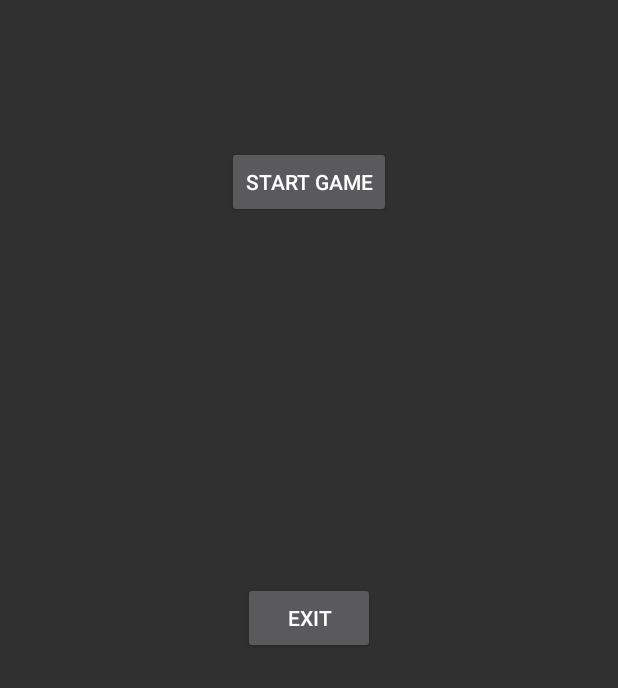
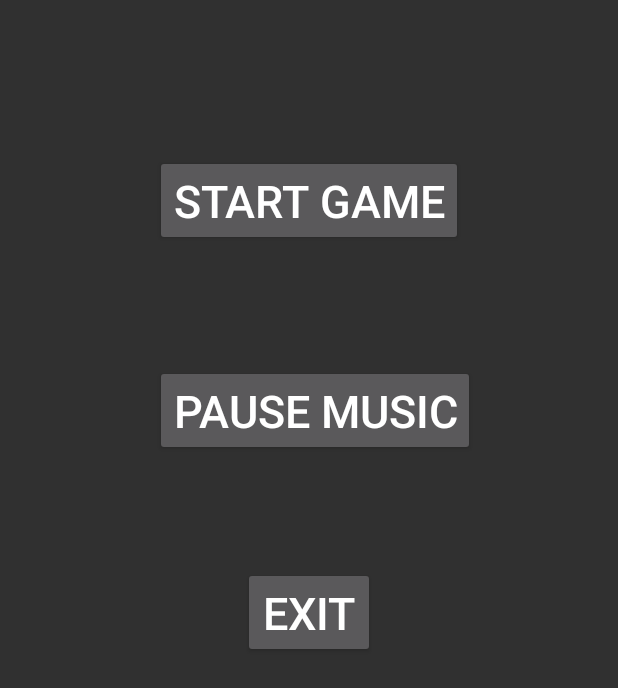
Before and after one commit to Lpo94/BabyDontHurtMe, an Android app: the Menu screen opened directly, with no data from a screen before it, on a phone screen of 412 x 824 dp. Shown: the top 688 px of the screen. Run offline under Robolectric (Android 15) with nearby library versions, the phone set to English and light mode, and no system bars.

Commit message:
aI working

```diff
--- a/app/src/main/java/com/example/lars_peter/babydonthurtme/Menu.java
+++ b/app/src/main/java/com/example/lars_peter/babydonthurtme/Menu.java
@@ -6,10 +6,14 @@ import android.media.MediaPlayer;
 import android.support.v7.app.AppCompatActivity;
 import android.os.Bundle;
 import android.view.View;
+import android.widget.Button;
 
 public class Menu extends AppCompatActivity {
 
-    MediaPlayer music;
+    static MediaPlayer music;
+    static int paused;
+    Button musicButton;
+    static boolean musicPaused;
 
     @Override
     protected void onCreate(Bundle savedInstanceState) {
@@ -29,13 +33,28 @@ public class Menu extends AppCompatActivity {
 
     @Override
     protected void onStart() {
-        if(music==null) {
             super.onStart();
             if (music == null) {
                 music = MediaPlayer.create(this, R.raw.music);
                 music.setLooping(true);
                 music.start();
             }
+    }
+
+    public void Music(View view)
+    {
+        musicButton = (Button) findViewById(R.id.musicButton);
+        if(musicPaused == false) {
+            musicButton.setText("Unpause music");
+            musicPaused = true;
+            music.pause();
+            paused=music.getCurrentPosition();
+        }
+        else if(musicPaused == true)
+        {
+            music.start();
+            musicButton.setText("Pause music");
+            musicPaused = false;
         }
     }
 }
--- a/app/src/main/res/layout/activity_menu.xml
+++ b/app/src/main/res/layout/activity_menu.xml
@@ -10,21 +10,36 @@
         android:id="@+id/startButton"
         android:layout_width="wrap_content"
         android:layout_height="wrap_content"
-        android:layout_alignParentTop="true"
-        android:layout_centerHorizontal="true"
-        android:layout_marginTop="97dp"
+        android:layout_marginTop="103dp"
         android:onClick="Start"
         android:text="Start Game"
+        android:textSize="30sp"
         app:layout_constraintLeft_toLeftOf="parent"
         app:layout_constraintRight_toRightOf="parent"
-        tools:layout_editor_absoluteY="97dp" />
+        tools:layout_editor_absoluteY="97dp"
+        android:layout_alignParentTop="true"
+        android:layout_centerHorizontal="true" />
 
     <Button
         android:id="@+id/exitButton"
         android:layout_width="wrap_content"
         android:layout_height="wrap_content"
-        android:layout_centerHorizontal="true"
-        android:layout_centerVertical="true"
         android:onClick="Back"
-        android:text="Exit" />
+        android:text="Exit"
+        android:textSize="30sp"
+        android:layout_marginTop="74dp"
+        android:layout_below="@+id/musicButton"
+        android:layout_centerHorizontal="true" />
+
+    <Button
+        android:id="@+id/musicButton"
+        android:layout_width="wrap_content"
+        android:layout_height="wrap_content"
+        android:onClick="Music"
+        android:text="Pause music"
+        android:textSize="30sp"
+        android:layout_below="@+id/startButton"
+        android:layout_alignLeft="@+id/startButton"
+        android:layout_alignStart="@+id/startButton"
+        android:layout_marginTop="79dp" />
 </RelativeLayout>
```
Also changed, not shown: app/src/main/java/com/example/lars_peter/babydonthurtme/GridViewClass.java (+17 -0 lines), app/src/main/res/layout/activity_main.xml (+10 -0 lines).
